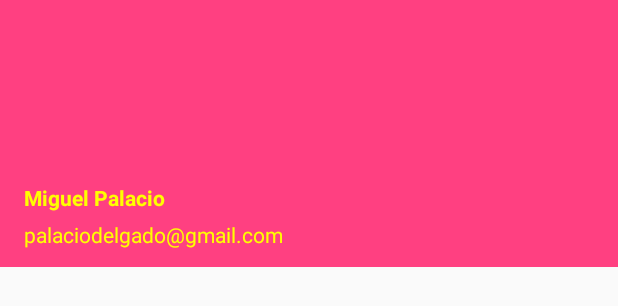
After one commit to miguelpalacio/MyMacros, an Android app: the layout drawer_header.xml on its own in the app's theme, with its tools: preview values and no code run, on a phone screen of 412 x 824 dp. The commit adds this screen. Shown: the top 306 px of the screen. Run offline under Robolectric (Android 15) with nearby library versions, the phone set to English and light mode, and no system bars.

Commit message:
Primitive implementation of the lateral navigation drawer.

```diff
--- a/app/build.gradle
+++ b/app/build.gradle
@@ -6,7 +6,7 @@ android {
 
     defaultConfig {
         applicationId "com.miguelpalacio.mymacros"
-        minSdkVersion 15
+        minSdkVersion 10
         targetSdkVersion 21
         versionCode 1
         versionName "1.0"
@@ -22,4 +22,5 @@ android {
 dependencies {
     compile fileTree(dir: 'libs', include: ['*.jar'])
     compile 'com.android.support:appcompat-v7:21.0.3'
+    compile 'com.android.support:support-v4:21.0.3'
 }
--- /dev/null
+++ b/app/src/main/res/layout/drawer_header.xml
@@ -0,0 +1,40 @@
+<?xml version="1.0" encoding="utf-8"?>
+<RelativeLayout xmlns:android="http://schemas.android.com/apk/res/android"
+    android:layout_width="match_parent"
+    android:layout_height="178dp"
+    android:background="@color/accent"
+    android:orientation="vertical"
+    android:weightSum="1">
+
+    <LinearLayout
+        android:layout_width="match_parent"
+        android:layout_height="56dp"
+        android:orientation="vertical"
+        android:layout_alignParentBottom="true"
+        android:layout_alignParentLeft="true"
+        android:layout_alignParentStart="true">
+
+        <TextView
+            android:id="@+id/name"
+            android:layout_width="wrap_content"
+            android:layout_height="wrap_content"
+            android:layout_marginLeft="16dp"
+            android:textColor="#ffff00"
+            android:text="Miguel Palacio"
+            android:textSize="14sp"
+            android:textStyle="bold"/>
+
+        <TextView
+            android:id="@+id/email"
+            android:layout_width="wrap_content"
+            android:layout_height="wrap_content"
+            android:layout_marginLeft="16dp"
+            android:layout_marginTop="5dp"
+            android:textColor="#ffff00"
+            android:text="palaciodelgado@gmail.com"
+            android:textSize="14sp"
+            android:textStyle="normal"/>
+
+    </LinearLayout>
+
+</RelativeLayout>
--- /dev/null
+++ b/app/src/main/res/values-v21/styles.xml
@@ -0,0 +1,13 @@
+<resources>
+
+    <!-- Base application theme. Applied only for API version >= 21. -->
+    <style name="AppTheme" parent="AppTheme.Base">
+        <!-- Customize your theme here. -->
+        <item name="android:windowContentTransitions">true</item>
+        <item name="android:windowAllowEnterTransitionOverlap">true</item>
+        <item name="android:windowAllowReturnTransitionOverlap">true</item>
+        <item name="android:fragmentSharedElementEnterTransition">@android:transition/move</item>
+        <item name="android:windowSharedElementExitTransition">@android:transition/move</item>
+    </style>
+
+</resources>
--- /dev/null
+++ b/app/src/main/res/values/colors.xml
@@ -0,0 +1,10 @@
+<?xml version="1.0" encoding="utf-8"?>
+<resources>
+    <color name="primary">#00BCD4</color>
+    <color name="primaryDark">#0097A7</color>
+    <color name="highlight">#00BCD4</color>
+    <color name="accent">#FF4081</color>
+
+    <color name="drawer_background">#EEEEEE</color>
+    <color name="drawer_item_text">#333333</color>
+</resources>
--- a/app/src/main/res/values/styles.xml
+++ b/app/src/main/res/values/styles.xml
@@ -1,8 +1,16 @@
 <resources>
 
-    <!-- Base application theme. -->
-    <style name="AppTheme" parent="Theme.AppCompat.Light.DarkActionBar">
-        <!-- Customize your theme here. -->
+    <style name="AppTheme" parent="AppTheme.Base">
+    </style>
+
+    <!-- Base theme applied for API version < 21. -->
+    <style name="AppTheme.Base" parent="Theme.AppCompat.Light.NoActionBar">
+
+        <!-- Toolbar will be used instead of ActionBar. -->
+        <item name="colorPrimary">@color/primary</item>
+        <item name="colorPrimaryDark">@color/primaryDark</item>
+        <item name="colorAccent">@color/accent</item>
+
     </style>
 
 </resources>
```
Also changed, not shown: app/src/main/java/com/miguelpalacio/mymacros/DrawerAdapter.java (added, +44 -0 lines), app/src/main/java/com/miguelpalacio/mymacros/MainActivity.java (+40 -1 lines), app/src/main/res/layout/activity_main.xml (+37 -9 lines), app/src/main/res/layout/drawer_row.xml (added, +26 -0 lines), app/src/main/res/layout/toolbar.xml (added, +11 -0 lines), app/src/main/res/values/strings.xml (+14 -0 lines).
